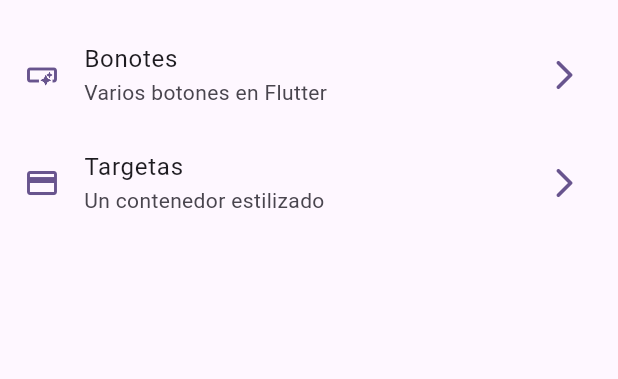
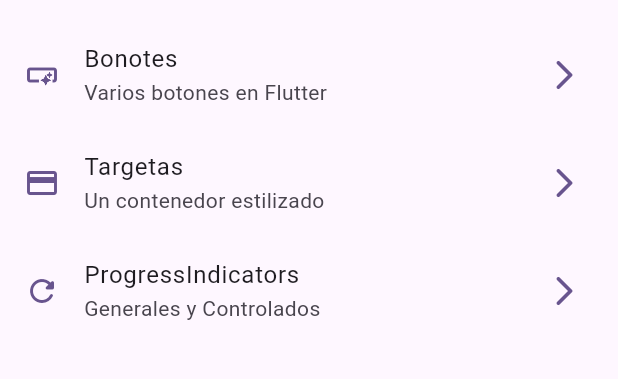
Before and after one commit to gramska/widgets_app, a Flutter app: the screen it shows after launch, on a phone screen of 412 x 824 dp, the part 63-442 px from its top. Run offline on Flutter 3.47's test engine with Material 3 defaults, Android fonts, the phone set to English and light mode, and no system bars; our stand-ins replace go_router.

Commit message:
modulo progress indicator

```diff
--- a/lib/config/menu/menu_items.dart
+++ b/lib/config/menu/menu_items.dart
@@ -30,4 +30,11 @@ const appMenuItems = <MenuItem>[
       link: '/cards',
       icon: Icons.credit_card
     ),
+
+    MenuItem(
+      title: 'ProgressIndicators',
+      subtitle: 'Generales y Controlados',
+      link: '/progress',
+      icon: Icons.refresh_rounded
+    ),
   ];
--- a/lib/config/router/app_router.dart
+++ b/lib/config/router/app_router.dart
@@ -18,5 +18,10 @@ final appRouter = GoRouter(
       name: CardsScreen.name,
       builder: (context, state) => const CardsScreen()
     ),
+    GoRoute(
+      path: '/progress',
+      name: ProgressScreen.name,
+      builder: (context, state) => const ProgressScreen()
+    ),
   ]
 );
```
Also changed, not shown: lib/presentation/screens/progress/progress_screen.dart (+61 -1 lines).
